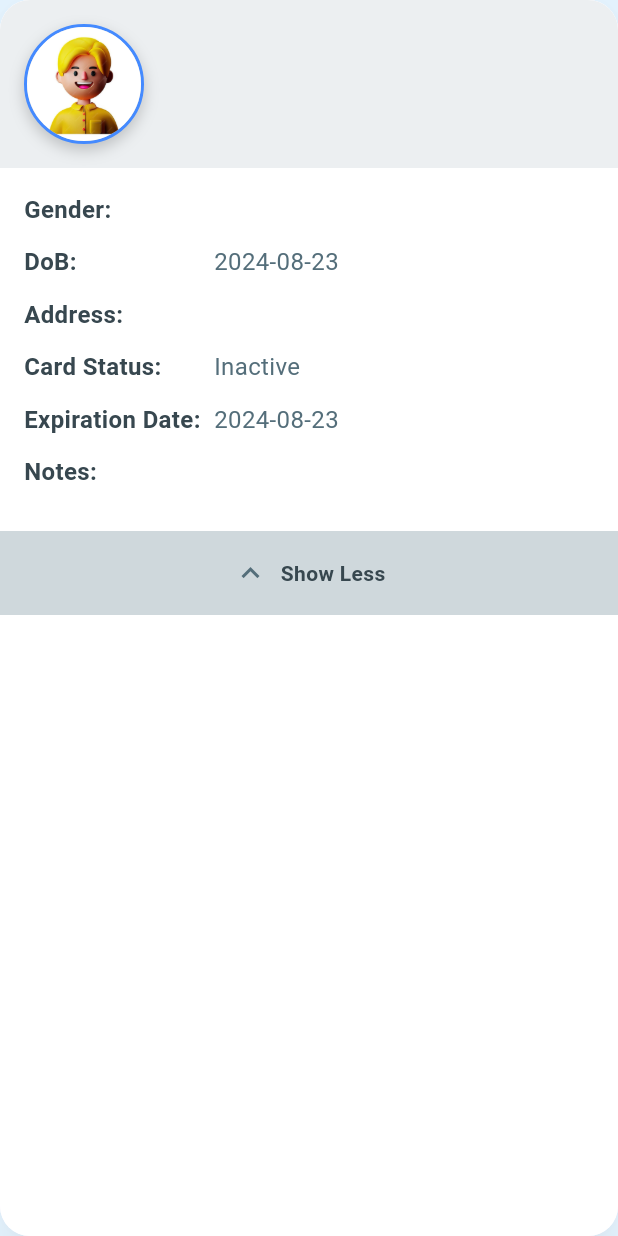
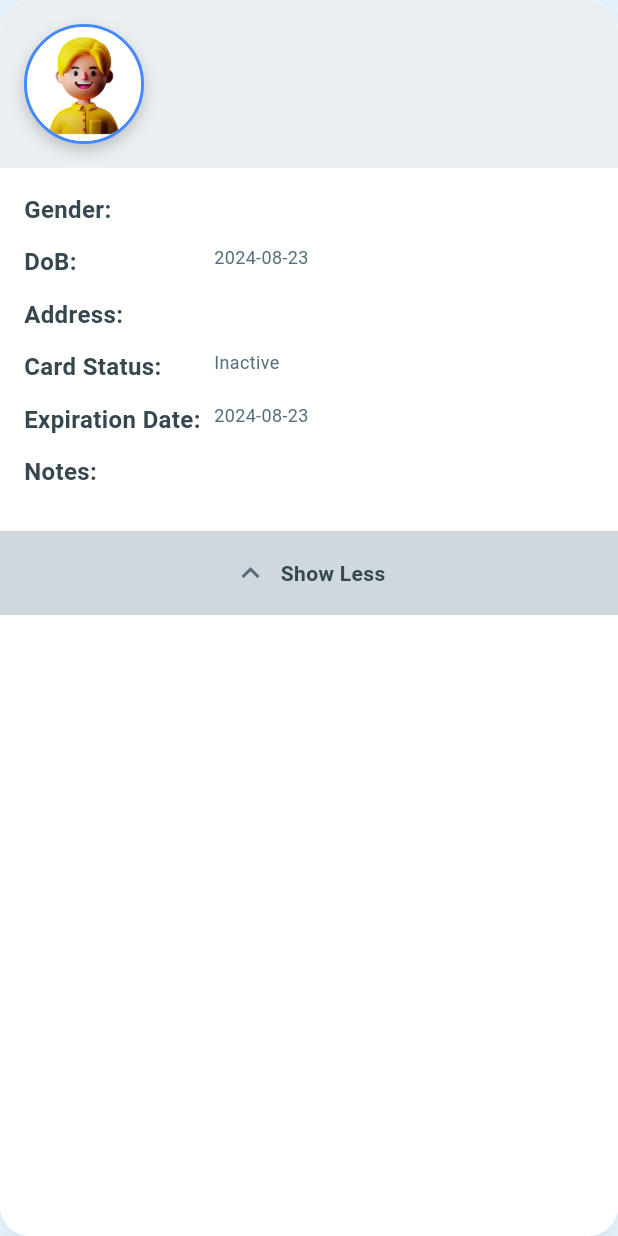
Before and after one commit to anwar9162/Dental_Clinic_Management_System, a Flutter app: the PatientInfoSection widget shown alone on an empty page, opened directly with empty values, after a tap on "Show More", on a phone screen of 412 x 824 dp. Run offline on Flutter 3.47's test engine with Material 3 defaults, Android fonts, the phone set to English and light mode, and no system bars; our stand-ins replace data_table_2, equatable, flutter_bloc, flutter_spinkit, go_router, loading_indicator and 3 more; missing offline and left inert: dart:html, omni_jitsi_meet; network calls fail; project files that could hold a hidden picture were left out.

Commit message:
font size minimized

```diff
--- a/lib/navigation_drawer.dart
+++ b/lib/navigation_drawer.dart
@@ -16,7 +16,7 @@ class NavigationDrawer extends StatelessWidget {
 
   @override
   Widget build(BuildContext context) {
-    double drawerWidth = isExpanded ? 250.0 : 50.0;
+    double drawerWidth = isExpanded ? 175.0 : 50.0;
 
     return AnimatedContainer(
       duration: Duration(milliseconds: 300),
@@ -42,7 +42,7 @@ class NavigationDrawer extends StatelessWidget {
                       Icon(
                         Icons.local_hospital,
                         color: Colors.white,
-                        size: 36.0,
+                        size: 30.0,
                       ),
                       SizedBox(width: 10.0),
                       Text(
@@ -182,6 +182,7 @@ class NavigationDrawer extends StatelessWidget {
               style: TextStyle(
                 color: isSelected ? Colors.white : Colors.white70,
                 fontWeight: isSelected ? FontWeight.bold : FontWeight.normal,
+                fontSize: 14,
               ),
             )
           : null,
--- a/lib/screens/patient/patient_info_section.dart
+++ b/lib/screens/patient/patient_info_section.dart
@@ -49,7 +49,7 @@ class _PatientInfoSectionState extends State<PatientInfoSection> {
       child: Row(
         children: [
           _buildProfileImage(),
-          SizedBox(width: 16),
+          SizedBox(width: 8),
           Expanded(
             child: Column(
               crossAxisAlignment: CrossAxisAlignment.start,
@@ -58,7 +58,7 @@ class _PatientInfoSectionState extends State<PatientInfoSection> {
                 SizedBox(height: 8),
                 Text(
                   widget.patient.phoneNumber ?? 'N/A',
-                  style: TextStyle(fontSize: 16, color: Colors.blueGrey[800]),
+                  style: TextStyle(fontSize: 10, color: Colors.blueGrey[800]),
                 ),
               ],
             ),
@@ -129,7 +129,7 @@ class _PatientInfoSectionState extends State<PatientInfoSection> {
     return Text(
       '${firstName ?? 'Unknown'} ${lastName ?? 'Patient'}',
       style: TextStyle(
-        fontSize: 20,
+        fontSize: 12,
         fontWeight: FontWeight.bold,
         color: Colors.black87,
       ),
@@ -159,7 +159,7 @@ class _PatientInfoSectionState extends State<PatientInfoSection> {
               value,
               style: TextStyle(
                 color: Colors.blueGrey[600],
-                fontSize: 16,
+                fontSize: 12,
               ),
             ),
           ),
--- a/lib/screens/patient/visit_history_section.dart
+++ b/lib/screens/patient/visit_history_section.dart
@@ -51,6 +51,7 @@ class VisitHistorySection extends StatelessWidget {
         Text(
           'Visit History',
           style: Theme.of(context).textTheme.headlineSmall?.copyWith(
+                fontSize: 16,
                 fontWeight: FontWeight.bold,
                 color: Colors.blueGrey[800], // Professional color
               ),
@@ -70,13 +71,14 @@ class VisitHistorySection extends StatelessWidget {
       title: Text(
         'Date: ${DateFormat('yyyy-MM-dd').format(visit.date)}',
         style: TextStyle(
+          fontSize: 14,
           fontWeight: FontWeight.bold,
           color: Colors.blueGrey[700],
         ),
       ),
       subtitle: Text(
         visit.reason ?? 'No reason provided',
-        style: TextStyle(color: Colors.grey[600]),
+        style: TextStyle(color: Colors.grey[600], fontSize: 12),
       ),
       children: [
         if (visit.chiefComplaint != null ||
```
Also changed, not shown: lib/screens/patient/medical_information_screen.dart (+6 -4 lines).
